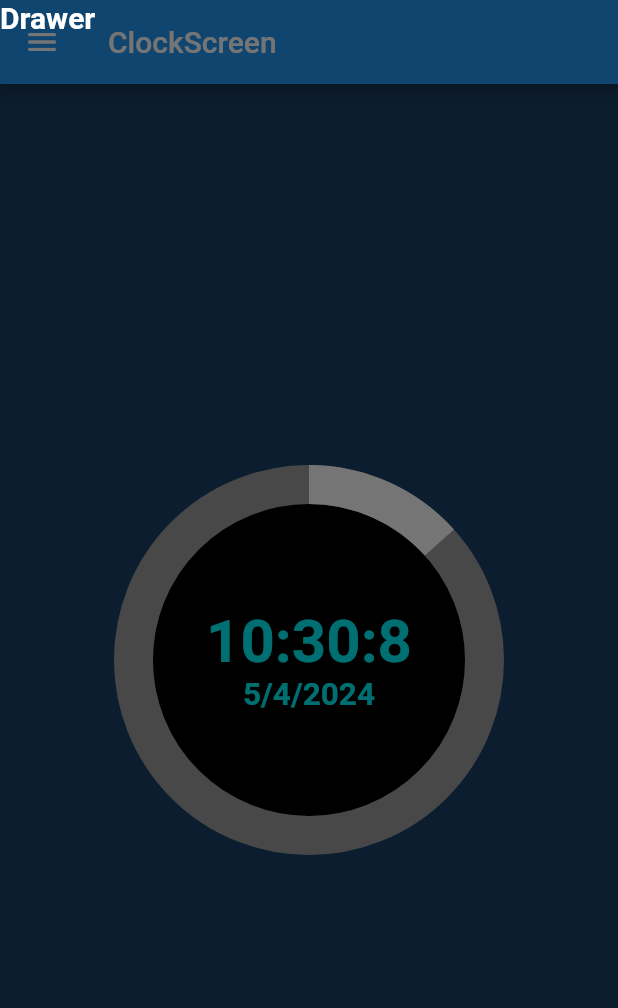
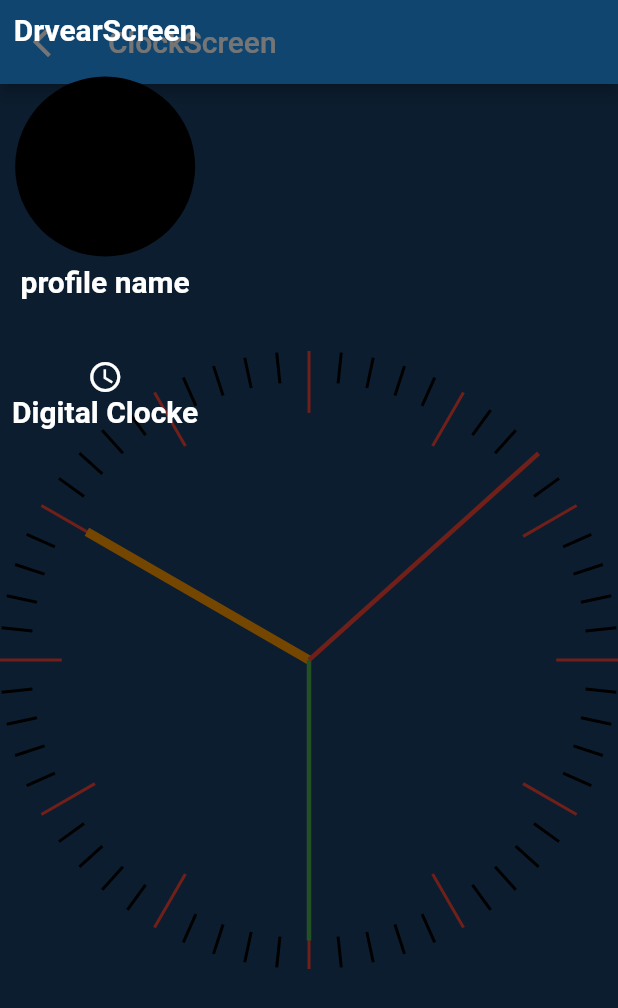
Before and after one commit to shitalchauhan769/cloke_flutter, a Flutter app: the screen it shows after launch, with the side drawer open, on a phone screen of 412 x 824 dp. Shown: the top 1008 px of the screen. Run offline on Flutter 3.47's test engine with Material 2 defaults, Android fonts, the phone set to English and light mode, and no system bars.

Commit message:
5-4-2024

```diff
--- a/lib/screen/cloke_screen.dart
+++ b/lib/screen/cloke_screen.dart
@@ -1,3 +1,5 @@
+import 'dart:math';
+
 import 'package:flutter/material.dart';
 
 class ClockScreen extends StatefulWidget {
@@ -9,16 +11,84 @@ class ClockScreen extends StatefulWidget {
 
 class _ClockScreenState extends State<ClockScreen> {
   DateTime time = DateTime.now();
+  var scaffoldkey = GlobalKey<ScaffoldState>();
 
   @override
   Widget build(BuildContext context) {
     return SafeArea(
+      key: scaffoldkey,
       child: Scaffold(
         backgroundColor: Color(0xff1a4066),
         appBar: AppBar(
-            title:const Text("ClockScreen",style: TextStyle(fontSize: 20)),
+          title: const Text("ClockScreen", style: TextStyle(fontSize: 20)),
+          leading: Builder(
+            builder: (context) {
+              return IconButton(
+                  onPressed: () {
+                    Scaffold.of(context).openDrawer();
+                  },
+                  icon: Icon(Icons.arrow_back_ios_new));
+            },
+          ),
         ),
         body: Center(
+          child: Stack(
+            children: [
+              Stack(
+                children: List.generate(
+                  60,
+                  (index) => Transform.rotate(
+                    angle: (pi * 2 * index) / 60,
+                    child: Divider(
+                      thickness: 2,
+                      endIndent: index%5==0?MediaQuery.sizeOf(context).width * 0.90:MediaQuery.sizeOf(context).width * 0.95,
+                      color: index%5==0?Colors.red:Colors.black,
+                    ),
+                  ),
+                ),
+              ),
+              //hour
+              Transform.rotate(
+                angle: pi/2,
+                child: Transform.rotate(
+                  angle: ((pi*2)*time.hour)/12,
+                  child: Divider(
+                    thickness: 6,
+                    indent: 35,
+                    endIndent: MediaQuery.sizeOf(context).width*0.50,
+                    color: Colors.orange,
+                  ),
+                ),
+              ),
+              //minute
+              Transform.rotate(
+                angle: pi/2,
+                child: Transform.rotate(
+                  angle: ((pi*2)*time.minute)/60,
+                  child: Divider(
+                    thickness: 3,
+                    indent: 19,
+                    endIndent: MediaQuery.sizeOf(context).width*0.50,
+                    color: Colors.green,
+                  ),
+                ),
+              ),
+              //seconds
+              Transform.rotate(
+                angle: pi/2,
+                child: Transform.rotate(
+                  angle: ((pi*2)*time.second)/60,
+                  child: Divider(
+                    thickness: 3,
+                    endIndent: MediaQuery.sizeOf(context).width*0.50,
+                    color: Colors.red,
+                  ),
+                ),
+              ),
+
+              //digital Clock
+              Visibility(
+                visible: false,
                 child: Stack(
                   alignment: Alignment.center,
                   children: [
@@ -26,7 +96,8 @@ class _ClockScreenState extends State<ClockScreen> {
                       height: 210,
                       width: 210,
                       decoration: const BoxDecoration(
-                  shape: BoxShape.circle, color: Colors.black,
+                        shape: BoxShape.circle,
+                        color: Colors.black,
                       ),
                       child: Column(
                         mainAxisAlignment: MainAxisAlignment.center,
@@ -48,17 +119,61 @@ class _ClockScreenState extends State<ClockScreen> {
                       child: Transform.scale(
                         scale: 6.50,
                         child: CircularProgressIndicator(
-                  value: time.second/60,backgroundColor: Colors.grey,color: Colors.white,
+                          value: time.second / 60,
+                          backgroundColor: Colors.grey,
+                          color: Colors.white,
                         ),
                       ),
                     ),
                   ],
                 ),
               ),
-        drawer: const Column(
+            ],
+          ),
+        ),
+        drawer: Padding(
+          padding: const EdgeInsets.all(8.0),
+          child: Column(
             children: [
-            Text("Drawer",style: TextStyle(fontSize: 20,color: Colors.white,fontWeight: FontWeight.bold),)
+              const Text("DrvearScreen",
+                  style: TextStyle(
+                      fontSize: 20,
+                      color: Colors.white,
+                      fontWeight: FontWeight.bold)),
+              const SizedBox(
+                height: 20,
+              ),
+              Container(
+                height: 120,
+                width: 120,
+                decoration: const BoxDecoration(
+                    color: Colors.black, shape: BoxShape.circle),
+              ),
+              const SizedBox(
+                height: 5,
+              ),
+              const Column(
+                children: [
+                  Text(
+                    "profile name",
+                    style: TextStyle(
+                        fontSize: 20,
+                        color: Colors.white,
+                        fontWeight: FontWeight.bold),
+                  ),
+                  SizedBox(height: 40,),
+                  Icon(Icons.watch_later_outlined,color: Colors.white),
+                  Text(
+                    "Digital Clocke",
+                    style: TextStyle(
+                        fontSize: 20,
+                        color: Colors.white,
+                        fontWeight: FontWeight.bold),
+                  )
                 ],
+              ),
+            ],
+          ),
         ),
       ),
     );
```
Lines whose indentation alone changed are shown as unchanged.
